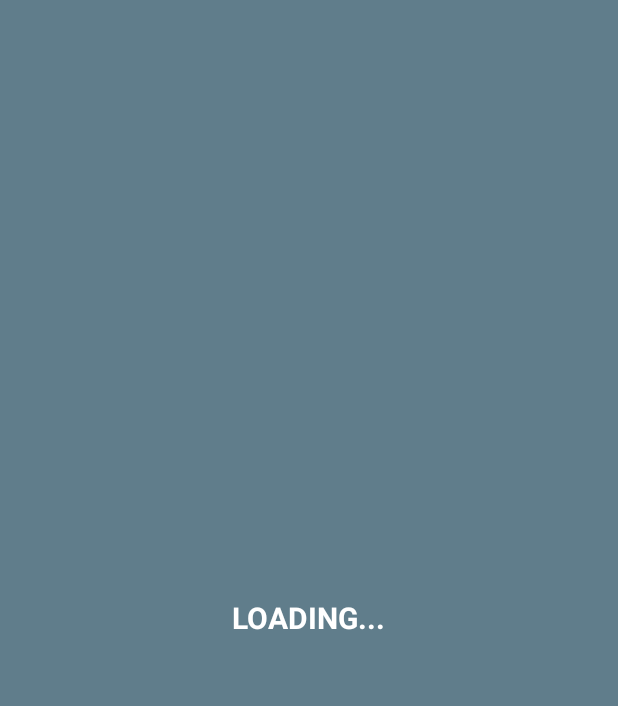
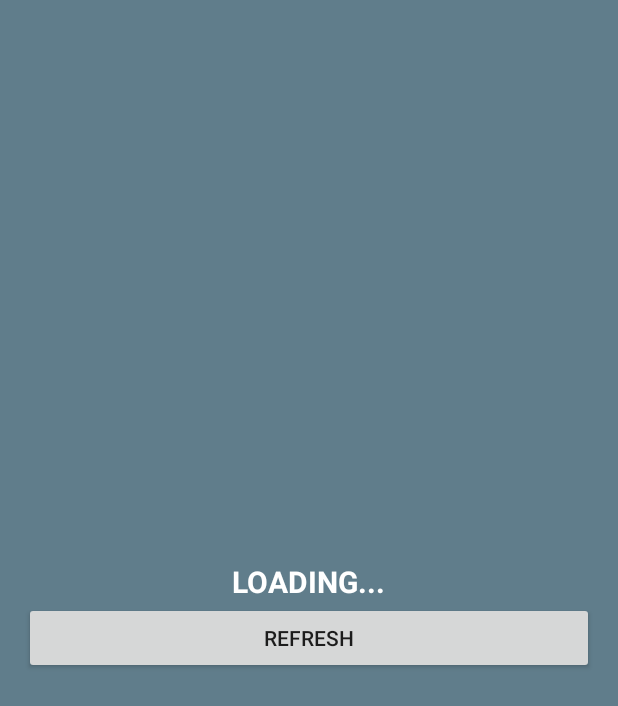
Before and after one commit to ElekCorp/silksongisout, an Android app built with Jetpack Compose: the layout widget_layout.xml on its own in the app's theme, with its tools: preview values and no code run, on a phone screen of 412 x 824 dp. Shown: the top 706 px of the screen. Run offline under Robolectric (Android 15) with nearby library versions, the phone set to English and light mode, and no system bars.

Commit message:
refresh widget

```diff
--- a/app/build.gradle.kts
+++ b/app/build.gradle.kts
@@ -59,5 +59,6 @@ dependencies {
     debugImplementation(libs.androidx.ui.test.manifest)
     implementation("com.squareup.okhttp3:okhttp:4.12.0")
     implementation("org.jetbrains.kotlinx:kotlinx-coroutines-android:1.7.3")
+    implementation("androidx.work:work-runtime:2.9.0")
     //implementation("com.google.android.material:material:1.9.0")
 }
--- a/app/src/main/res/layout/widget_layout.xml
+++ b/app/src/main/res/layout/widget_layout.xml
@@ -17,4 +17,10 @@
         android:textStyle="bold"
         android:gravity="center"/>
 
+    <Button
+        android:id="@+id/widget_refresh_button"
+        android:layout_width="match_parent"
+        android:layout_height="wrap_content"
+        android:text="Refresh" />
+
 </LinearLayout>
```
Also changed, not shown: app/src/main/java/com/notexample/silksongisout/myWidget.kt (+49 -2 lines).
